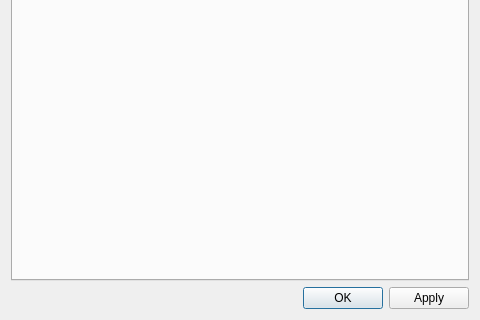
Qt form VisualPIC/Views/editVolumeVTKWindow.ui (AngelFP/VisualPIC) before a commit; both pictures show x 0 to 480 and y 160 to 480 of the 480 by 480 pixel window.
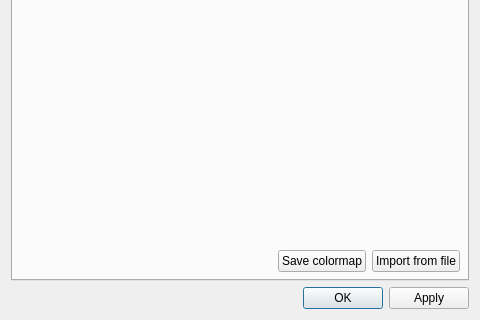
The same form after that commit. The open tabs and pages were chosen to show the change.

Commit message: Add buttons to save and import colormaps

What changed in the file:
```diff
--- a/VisualPIC/Views/editVolumeVTKWindow.ui
+++ b/VisualPIC/Views/editVolumeVTKWindow.ui
@@ -160,6 +160,37 @@
          <layout class="QHBoxLayout" name="colorsWidgetLayout"/>
         </widget>
        </item>
+       <item>
+        <layout class="QHBoxLayout" name="horizontalLayout_4">
+         <item>
+          <spacer name="horizontalSpacer_2">
+           <property name="orientation">
+            <enum>Qt::Horizontal</enum>
+           </property>
+           <property name="sizeHint" stdset="0">
+            <size>
+             <width>40</width>
+             <height>20</height>
+            </size>
+           </property>
+          </spacer>
+         </item>
+         <item>
+          <widget class="QPushButton" name="save_cmap_pushButton">
+           <property name="text">
+            <string>Save colormap</string>
+           </property>
+          </widget>
+         </item>
+         <item>
+          <widget class="QPushButton" name="import_cmap_pushButton">
+           <property name="text">
+            <string>Import from file</string>
+           </property>
+          </widget>
+         </item>
+        </layout>
+       </item>
       </layout>
      </widget>
      <widget class="QWidget" name="tab">
```
Left out of the diff: 2 changed lines with no effect on the pictures. The commit also changes 1 other file.
